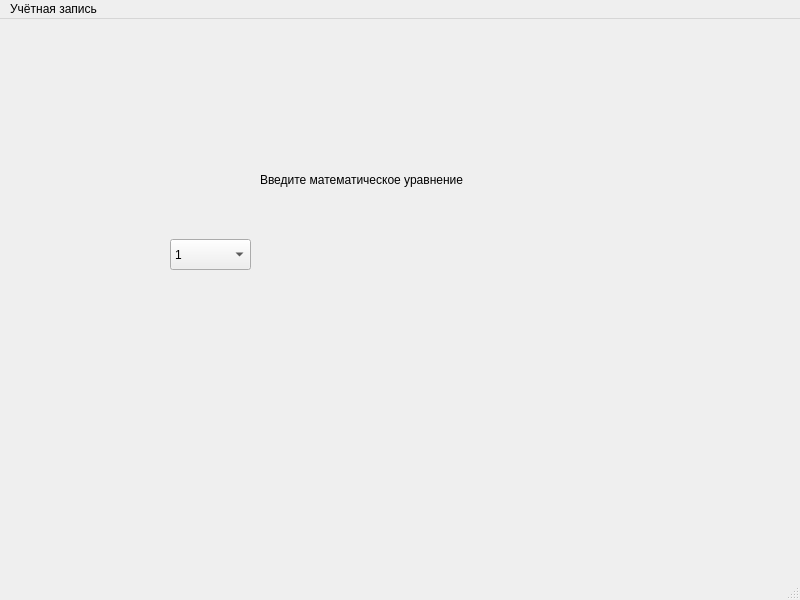
First picture: the form in client_main_window.ui, repository k0swel/mpu_project, before the edit.
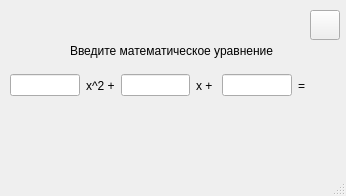
Second picture: the form after the edit. Icons and pictures are not drawn.

The edit to the form file:
```diff
--- a/client_main_window.ui
+++ b/client_main_window.ui
@@ -6,8 +6,8 @@
    <rect>
     <x>0</x>
     <y>0</y>
-    <width>800</width>
-    <height>600</height>
+    <width>346</width>
+    <height>196</height>
    </rect>
   </property>
   <property name="windowTitle">
@@ -17,8 +17,8 @@
    <widget class="QLabel" name="label">
     <property name="geometry">
      <rect>
-      <x>260</x>
-      <y>150</y>
+      <x>70</x>
+      <y>40</y>
       <width>211</width>
       <height>21</height>
      </rect>
@@ -27,85 +27,80 @@
      <string>Введите математическое уравнение</string>
     </property>
    </widget>
-   <widget class="QComboBox" name="comboBox">
+   <widget class="QWidget" name="horizontalLayoutWidget">
     <property name="geometry">
      <rect>
-      <x>170</x>
-      <y>220</y>
-      <width>81</width>
+      <x>10</x>
+      <y>70</y>
+      <width>312</width>
       <height>31</height>
      </rect>
     </property>
+    <layout class="QHBoxLayout" name="horizontalLayout">
     <item>
-     <property name="text">
-      <string>1</string>
-     </property>
+      <widget class="QLineEdit" name="lineEdit"/>
     </item>
     <item>
+      <widget class="QLabel" name="label_2">
      <property name="text">
-      <string>2</string>
-     </property>
+        <string>x^2 +</string>
+       </property>
+      </widget>
     </item>
     <item>
-     <property name="text">
-      <string>3</string>
-     </property>
+      <widget class="QLineEdit" name="lineEdit_2"/>
     </item>
     <item>
+      <widget class="QLabel" name="label_3">
      <property name="text">
-      <string>4</string>
-     </property>
+        <string>x + </string>
+       </property>
+      </widget>
     </item>
     <item>
-     <property name="text">
-      <string>5</string>
-     </property>
+      <widget class="QLineEdit" name="lineEdit_3"/>
     </item>
     <item>
+      <widget class="QLabel" name="label_4">
      <property name="text">
-      <string>6</string>
-     </property>
+        <string>= </string>
+       </property>
+      </widget>
     </item>
     <item>
+      <widget class="QLabel" name="label_answer">
      <property name="text">
-      <string>7</string>
-     </property>
-    </item>
-    <item>
-     <property name="text">
-      <string>8</string>
-     </property>
-    </item>
-    <item>
-     <property name="text">
-      <string>9</string>
-     </property>
-    </item>
-    <item>
-     <property name="text">
-      <string>10</string>
-     </property>
-    </item>
+        <string/>
+       </property>
+      </widget>
+     </item>
+    </layout>
    </widget>
-  </widget>
-  <widget class="QMenuBar" name="menubar">
+   <widget class="QPushButton" name="pushButton">
    <property name="geometry">
     <rect>
-     <x>0</x>
-     <y>0</y>
-     <width>800</width>
-     <height>22</height>
-    </rect>
-   </property>
-   <widget class="QMenu" name="menu">
-    <property name="title">
-     <string>Учётная запись</string>
+      <x>310</x>
+      <y>10</y>
+      <width>30</width>
+      <height>30</height>
+     </rect>
+    </property>
+    <property name="whatsThis">
+     <string comment="Выйти из учётной записи." extracomment="Выйти из учётной записи."/>
     </property>
-    <addaction name="separator"/>
-    <addaction name="action_2"/>
-    <addaction name="action_3"/>
+    <property name="text">
+     <string/>
+    </property>
+    <property name="icon">
+     <iconset theme="QIcon::ThemeIcon::SystemLogOut"/>
+    </property>
+    <property name="iconSize">
+     <size>
+      <width>30</width>
+      <height>30</height>
+     </size>
+    </property>
    </widget>
-   <addaction name="menu"/>
   </widget>
   <widget class="QStatusBar" name="statusbar"/>
   <action name="action_2">
```
Lines whose indentation alone changed are shown as unchanged.
